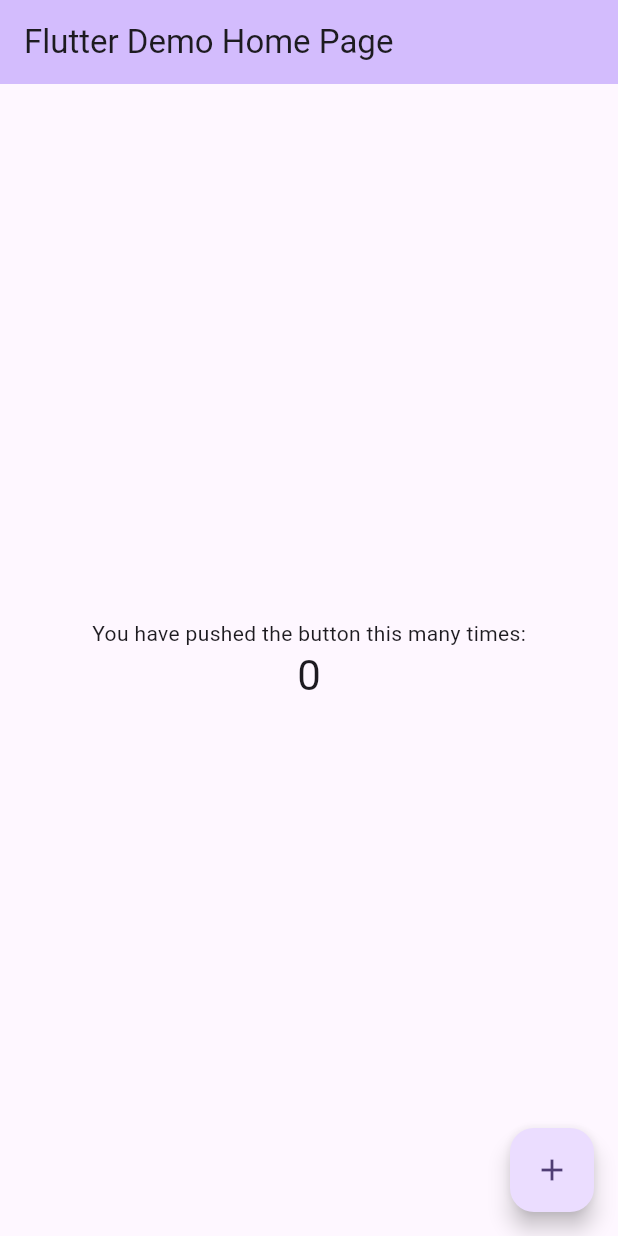
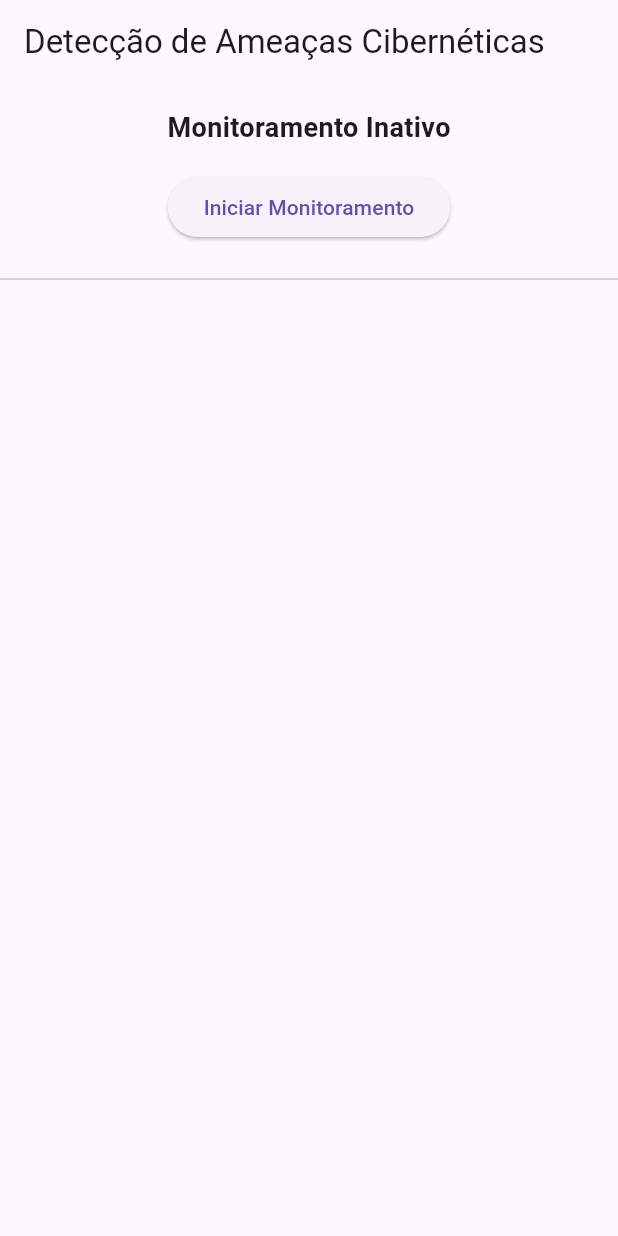
Before and after one commit to VladeJr/AEP_PROJECT, a Flutter app: the screen it shows after launch, on a phone screen of 412 x 824 dp. Run offline on Flutter 3.47's test engine with Material 3 defaults, Android fonts, the phone set to English and light mode, and no system bars.

Commit message:
Commit Final

```diff
--- a/lib/main.dart
+++ b/lib/main.dart
@@ -1,125 +1,28 @@
 import 'package:flutter/material.dart';
+import 'package:provider/provider.dart';
+import 'screens/pagina_inicial.dart';
+import 'models/monitoring_state.dart';
 
 void main() {
-  runApp(const MyApp());
+  runApp(
+    MultiProvider(
+      providers: [
+        ChangeNotifierProvider(create: (_) => MonitoringState()),
+      ],
+      child: MyApp(),
+    ),
+  );
 }
 
 class MyApp extends StatelessWidget {
-  const MyApp({super.key});
-
-  // This widget is the root of your application.
   @override
   Widget build(BuildContext context) {
     return MaterialApp(
-      title: 'Flutter Demo',
+      title: 'Cyber Threat Detection',
       theme: ThemeData(
-        // This is the theme of your application.
-        //
-        // TRY THIS: Try running your application with "flutter run". You'll see
-        // the application has a purple toolbar. Then, without quitting the app,
-        // try changing the seedColor in the colorScheme below to Colors.green
-        // and then invoke "hot reload" (save your changes or press the "hot
-        // reload" button in a Flutter-supported IDE, or press "r" if you used
-        // the command line to start the app).
-        //
-        // Notice that the counter didn't reset back to zero; the application
-        // state is not lost during the reload. To reset the state, use hot
-        // restart instead.
-        //
-        // This works for code too, not just values: Most code changes can be
-        // tested with just a hot reload.
-        colorScheme: ColorScheme.fromSeed(seedColor: Colors.deepPurple),
-        useMaterial3: true,
+        primarySwatch: Colors.blue,
       ),
-      home: const MyHomePage(title: 'Flutter Demo Home Page'),
+      home: HomeScreen(),
     );
   }
 }
-
-class MyHomePage extends StatefulWidget {
-  const MyHomePage({super.key, required this.title});
-
-  // This widget is the home page of your application. It is stateful, meaning
-  // that it has a State object (defined below) that contains fields that affect
-  // how it looks.
-
-  // This class is the configuration for the state. It holds the values (in this
-  // case the title) provided by the parent (in this case the App widget) and
-  // used by the build method of the State. Fields in a Widget subclass are
-  // always marked "final".
-
-  final String title;
-
-  @override
-  State<MyHomePage> createState() => _MyHomePageState();
-}
-
-class _MyHomePageState extends State<MyHomePage> {
-  int _counter = 0;
-
-  void _incrementCounter() {
-    setState(() {
-      // This call to setState tells the Flutter framework that something has
-      // changed in this State, which causes it to rerun the build method below
-      // so that the display can reflect the updated values. If we changed
-      // _counter without calling setState(), then the build method would not be
-      // called again, and so nothing would appear to happen.
-      _counter++;
-    });
-  }
-
-  @override
-  Widget build(BuildContext context) {
-    // This method is rerun every time setState is called, for instance as done
-    // by the _incrementCounter method above.
-    //
-    // The Flutter framework has been optimized to make rerunning build methods
-    // fast, so that you can just rebuild anything that needs updating rather
-    // than having to individually change instances of widgets.
-    return Scaffold(
-      appBar: AppBar(
-        // TRY THIS: Try changing the color here to a specific color (to
-        // Colors.amber, perhaps?) and trigger a hot reload to see the AppBar
-        // change color while the other colors stay the same.
-        backgroundColor: Theme.of(context).colorScheme.inversePrimary,
-        // Here we take the value from the MyHomePage object that was created by
-        // the App.build method, and use it to set our appbar title.
-        title: Text(widget.title),
-      ),
-      body: Center(
-        // Center is a layout widget. It takes a single child and positions it
-        // in the middle of the parent.
-        child: Column(
-          // Column is also a layout widget. It takes a list of children and
-          // arranges them vertically. By default, it sizes itself to fit its
-          // children horizontally, and tries to be as tall as its parent.
-          //
-          // Column has various properties to control how it sizes itself and
-          // how it positions its children. Here we use mainAxisAlignment to
-          // center the children vertically; the main axis here is the vertical
-          // axis because Columns are vertical (the cross axis would be
-          // horizontal).
-          //
-          // TRY THIS: Invoke "debug painting" (choose the "Toggle Debug Paint"
-          // action in the IDE, or press "p" in the console), to see the
-          // wireframe for each widget.
-          mainAxisAlignment: MainAxisAlignment.center,
-          children: <Widget>[
-            const Text(
-              'You have pushed the button this many times:',
-            ),
-            Text(
-              '$_counter',
-              style: Theme.of(context).textTheme.headlineMedium,
-            ),
-          ],
-        ),
-      ),
-      floatingActionButton: FloatingActionButton(
-        onPressed: _incrementCounter,
-        tooltip: 'Increment',
-        child: const Icon(Icons.add),
-      ), // This trailing comma makes auto-formatting nicer for build methods.
-    );
-  }
-}
--- /dev/null
+++ b/lib/models/monitoring_state.dart
@@ -0,0 +1,54 @@
+import 'package:flutter/foundation.dart';
+import 'dart:async';
+import '../services/threat_detection_service.dart';
+
+class MonitoringState with ChangeNotifier {
+  bool _isMonitoring = false;
+  List<String> _suspiciousActivities = [];
+  Timer? _simulationTimer;
+  final ThreatDetectionService _detectionService =
+      ThreatDetectionService(); // Instancia o serviço
+
+  bool get isMonitoring => _isMonitoring;
+  List<String> get suspiciousActivities => _suspiciousActivities;
+
+  // Método para iniciar o monitoramento
+  void startMonitoring() {
+    _isMonitoring = true;
+    _suspiciousActivities.clear();
+    notifyListeners();
+    _startSimulation(); // Inicia a simulação
+  }
+
+  // Método para parar o monitoramento
+  void stopMonitoring() {
+    _isMonitoring = false;
+    _simulationTimer?.cancel(); // Cancela o timer
+    notifyListeners();
+  }
+
+  // Método para adicionar uma atividade suspeita
+  void addSuspiciousActivity(String activity) {
+    _suspiciousActivities.add(activity);
+    notifyListeners();
+  }
+
+  // Método para limpar atividades suspeitas (opcional)
+  void clearSuspiciousActivities() {
+    _suspiciousActivities.clear();
+    notifyListeners();
+  }
+
+  // Simulação de atividades suspeitas
+  void _startSimulation() {
+    _simulationTimer = Timer.periodic(Duration(seconds: 5), (timer) {
+      if (!_isMonitoring) {
+        timer.cancel(); // Cancela a simulação se o monitoramento parar
+      } else {
+        // Usa o ThreatDetectionService para detectar ameaças
+        String activity = _detectionService.detectThreat();
+        addSuspiciousActivity(activity);
+      }
+    });
+  }
+}
--- /dev/null
+++ b/lib/screens/pagina_inicial.dart
@@ -0,0 +1,69 @@
+import 'package:flutter/material.dart';
+import 'package:provider/provider.dart';
+import '../models/monitoring_state.dart';
+
+class HomeScreen extends StatelessWidget {
+  @override
+  Widget build(BuildContext context) {
+    return Scaffold(
+      appBar: AppBar(
+        title: Text('Detecção de Ameaças Cibernéticas'),
+      ),
+      body: Column(
+        children: [
+          // Seção de Controle do Monitoramento
+          Padding(
+            padding: const EdgeInsets.all(16.0),
+            child: Consumer<MonitoringState>(
+              builder: (context, monitoringState, child) {
+                return Column(
+                  children: [
+                    Text(
+                      monitoringState.isMonitoring
+                          ? 'Monitoramento Ativo'
+                          : 'Monitoramento Inativo',
+                      style: TextStyle(
+                        fontSize: 18,
+                        fontWeight: FontWeight.bold,
+                      ),
+                    ),
+                    SizedBox(height: 16),
+                    ElevatedButton(
+                      onPressed: () {
+                        monitoringState.isMonitoring
+                            ? monitoringState.stopMonitoring()
+                            : monitoringState.startMonitoring();
+                      },
+                      child: Text(
+                        monitoringState.isMonitoring
+                            ? 'Parar Monitoramento'
+                            : 'Iniciar Monitoramento',
+                      ),
+                    ),
+                  ],
+                );
+              },
+            ),
+          ),
+          Divider(),
+          // Lista de Atividades Suspeitas
+          Expanded(
+            child: Consumer<MonitoringState>(
+              builder: (context, monitoringState, child) {
+                return ListView.builder(
+                  itemCount: monitoringState.suspiciousActivities.length,
+                  itemBuilder: (context, index) {
+                    return ListTile(
+                      leading: Icon(Icons.warning, color: Colors.red),
+                      title: Text(monitoringState.suspiciousActivities[index]),
+                    );
+                  },
+                );
+              },
+            ),
+          ),
+        ],
+      ),
+    );
+  }
+}
--- a/pubspec.yaml
+++ b/pubspec.yaml
@@ -30,6 +30,9 @@ environment:
 dependencies:
   flutter:
     sdk: flutter
+  provider: ^6.0.0 # Gerenciamento de estado
+  flutter_tts: ^3.1.0 # Text-to-Speech para alertas de ameaças (opcional)
+
 
 
   # The following adds the Cupertino Icons font to your application.
```
Also changed, not shown: lib/services/threat_detection_service.dart (added, +19 -0 lines), pubspec.lock, 6 other files.
